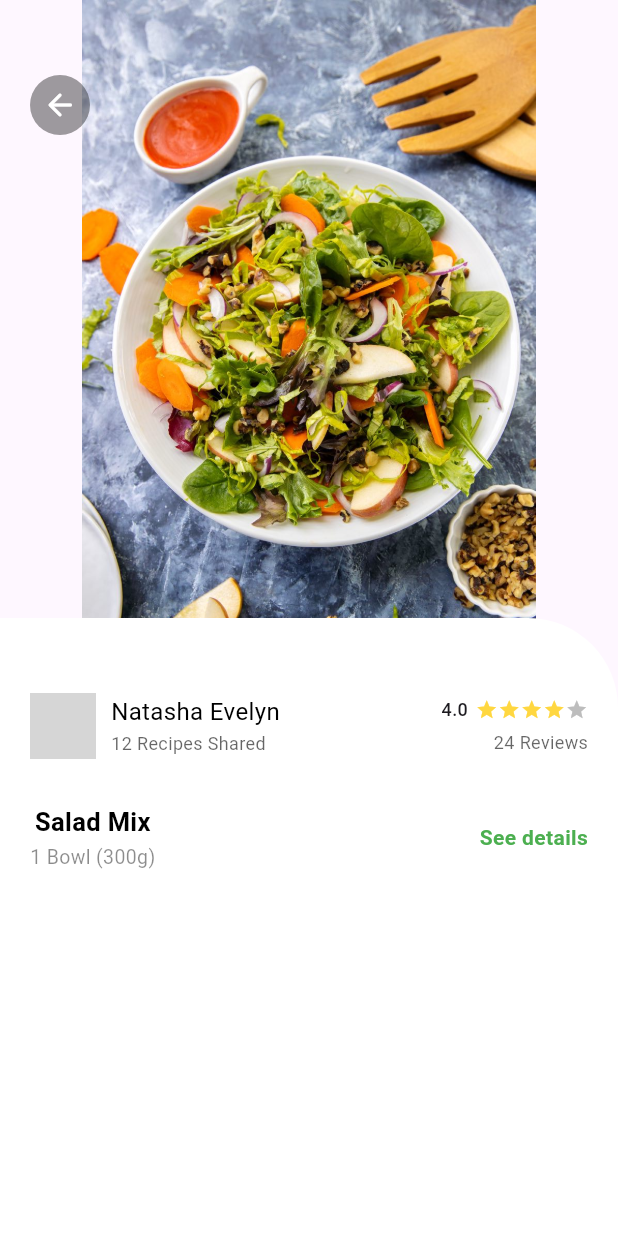
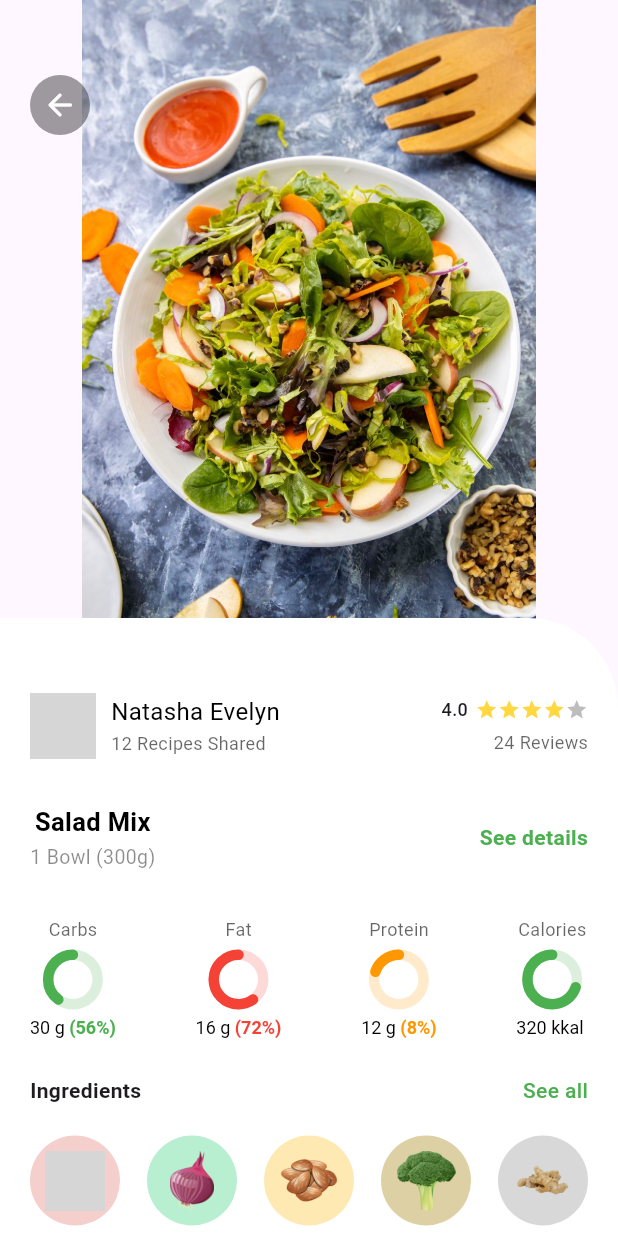
Before and after one commit to HosenShahadath/Flutter-UI-Design, a Flutter app: the ItemsDetailsScreen screen opened directly with sample values from the repository, on a phone screen of 412 x 824 dp. Run offline on Flutter 3.47's test engine with Material 3 defaults, Android fonts, the phone set to English and light mode, and no system bars; drawn by our look-alikes of flutter_rating_bar, percent_indicator; our stand-ins replace iconsax; network calls fail; grey boxes are pictures that could not be loaded.

Commit message:
recipe app

```diff
--- a/lib/Food Recipe App/Views/items_details_screen.dart
+++ b/lib/Food Recipe App/Views/items_details_screen.dart
@@ -1,6 +1,7 @@
 import 'package:flutter/material.dart';
 import 'package:flutter_rating_bar/flutter_rating_bar.dart';
-
+import 'package:flutter_ui_design/Food%20Recipe%20App/models/ingredients.dart';
+import 'package:percent_indicator/circular_percent_indicator.dart';
 import '../models/recipe_model.dart';
 
 class ItemsDetailsScreen extends StatefulWidget {
@@ -131,7 +132,7 @@ class _ItemsDetailsScreenState extends State<ItemsDetailsScreen> {
                           ),
                         ],
                       ),
-                      const SizedBox(height: 30,),
+                      const SizedBox(height: 30),
                       Row(
                         children: [
                           Column(
@@ -141,17 +142,17 @@ class _ItemsDetailsScreenState extends State<ItemsDetailsScreen> {
                                 style: TextStyle(
                                   fontSize: 17,
                                   fontWeight: FontWeight.w600,
-                                  color: Colors.black
+                                  color: Colors.black,
                                 ),
                               ),
-                              const SizedBox(height: 2,),
+                              const SizedBox(height: 2),
                               Text(
                                 "1 Bowl (${widget.recipeItems.weight}g)",
                                 style: const TextStyle(
                                   fontSize: 13,
                                   color: Colors.black45,
                                 ),
-                              )
+                              ),
                             ],
                           ),
                           const Spacer(),
@@ -164,7 +165,87 @@ class _ItemsDetailsScreenState extends State<ItemsDetailsScreen> {
                           ),
                         ],
                       ),
-
+                      const SizedBox(height: 30),
+                      Row(
+                        mainAxisAlignment: MainAxisAlignment.spaceBetween,
+                        children: [
+                          MyProgressIndicatorValue(
+                            name: "Carbs",
+                            amount: "${widget.recipeItems.carb} g",
+                            percentage: "(56%)",
+                            color: Colors.green,
+                            data: 0.4,
+                          ),
+                          MyProgressIndicatorValue(
+                            color: Colors.red,
+                            name: 'Fat',
+                            amount: '${widget.recipeItems.fat} g',
+                            percentage: '(72%)',
+                            data: 0.6,
+                          ),
+                          MyProgressIndicatorValue(
+                            color: Colors.orange,
+                            name: 'Protein',
+                            amount: '${widget.recipeItems.protein} g',
+                            percentage: '(8%)',
+                            data: 0.2,
+                          ),
+                          MyProgressIndicatorValue(
+                            color: Colors.green,
+                            name: 'Calories',
+                            amount: '${widget.recipeItems.calorie} kkal',
+                            percentage: "",
+                            data: 0.7,
+                          ),
+                        ],
+                      ),
+                      const SizedBox(height: 25),
+                      const Row(
+                        mainAxisAlignment: MainAxisAlignment.spaceBetween,
+                        children: [
+                          Text(
+                            "Ingredients",
+                            style: TextStyle(fontWeight: FontWeight.w600),
+                          ),
+                          Text(
+                            "See all",
+                            style: TextStyle(
+                              fontSize: 14,
+                              color: Colors.green,
+                              fontWeight: FontWeight.w500,
+                            ),
+                          ),
+                        ],
+                      ),
+                      const SizedBox(height: 20),
+                      Row(
+                        mainAxisAlignment: MainAxisAlignment.spaceBetween,
+                        children: List.generate(
+                          ingredients.length,
+                          (index) => Column(
+                            children: [
+                              CircleAvatar(
+                                radius: 30,
+                                backgroundColor: ingredients[index].color,
+                                child: Image.asset(
+                                  ingredients[index].image,
+                                  height: 40,
+                                  width: 40,
+                                ),
+                              ),
+                              const SizedBox(height: 5),
+                              Text(
+                                ingredients[index].name,
+                                style: const TextStyle(
+                                  fontSize: 12,
+                                  fontWeight: FontWeight.bold,
+                                  color: Colors.black38,
+                                ),
+                              ),
+                            ],
+                          ),
+                        ),
+                      ),
                     ],
                   ),
                 ),
@@ -176,3 +257,62 @@ class _ItemsDetailsScreenState extends State<ItemsDetailsScreen> {
     );
   }
 }
+
+class MyProgressIndicatorValue extends StatelessWidget {
+  final String? name, amount;
+  final String percentage;
+  final Color color;
+  final double data;
+  const MyProgressIndicatorValue({
+    super.key,
+    required this.name,
+    required this.amount,
+    required this.percentage,
+    required this.color,
+    required this.data,
+  });
+
+  @override
+  Widget build(BuildContext context) {
+    return CircularPercentIndicator(
+      radius: 20,
+      circularStrokeCap: CircularStrokeCap.round,
+      percent: data,
+      lineWidth: 7,
+      reverse: true,
+      backgroundColor: color.withOpacity(0.2),
+      animation: true,
+      animationDuration: 500,
+      restartAnimation: true,
+      progressColor: color,
+      header: Padding(
+        padding: const EdgeInsets.only(bottom: 5),
+        child: Text(
+          name!,
+          style: TextStyle(color: Colors.black.withOpacity(0.6), fontSize: 12),
+        ),
+      ),
+      footer: Padding(
+        padding: const EdgeInsets.only(top: 5),
+        child: RichText(
+          text: TextSpan(
+            children: [
+              TextSpan(
+                text: '$amount ',
+                style: const TextStyle(color: Colors.black, fontSize: 12),
+              ),
+              TextSpan(
+                text: percentage,
+                style: TextStyle(
+                  color: color,
+                  fontWeight: FontWeight.bold,
+                  fontSize: 12,
+                ),
+              ),
+            ],
+          ),
+        ),
+      ),
+    );
+  }
+}
--- /dev/null
+++ b/lib/Food Recipe App/models/ingredients.dart
@@ -0,0 +1,39 @@
+import 'package:flutter/material.dart';
+
+class Ingredients {
+  final String name, image;
+  final Color color;
+  Ingredients({
+    required this.color,
+    required this.name,
+    required this.image,
+  });
+}
+
+List<Ingredients> ingredients = [
+  Ingredients(
+    color: const Color(0xfff4cfcc),
+    name: 'Potato',
+    image: 'assets/food-recipe/potato.png',
+  ),
+  Ingredients(
+    color: const Color(0xffb8efd0),
+    name: 'onion',
+    image: 'assets/food-recipe/onion.png',
+  ),
+  Ingredients(
+    color: const Color(0xffffe9b2),
+    name: 'Almond',
+    image: 'assets/food-recipe/almond.png',
+  ),
+  Ingredients(
+    color: const Color(0xffddd0a4),
+    name: 'Broccoli',
+    image: 'assets/food-recipe/broccoli.png',
+  ),
+  Ingredients(
+    color: const Color(0xffd8d8d8),
+    name: 'Ginger',
+    image: 'assets/food-recipe/ginger.png',
+  ),
+];
--- a/pubspec.yaml
+++ b/pubspec.yaml
@@ -36,6 +36,7 @@ dependencies:
   cupertino_icons: ^1.0.8
   iconsax: ^0.0.8
   flutter_rating_bar: ^4.0.1
+  percent_indicator: ^4.2.5
 
 dev_dependencies:
   flutter_test:
```
Also changed, not shown: assets/food-recipe/almond.png (added), pubspec.lock.
